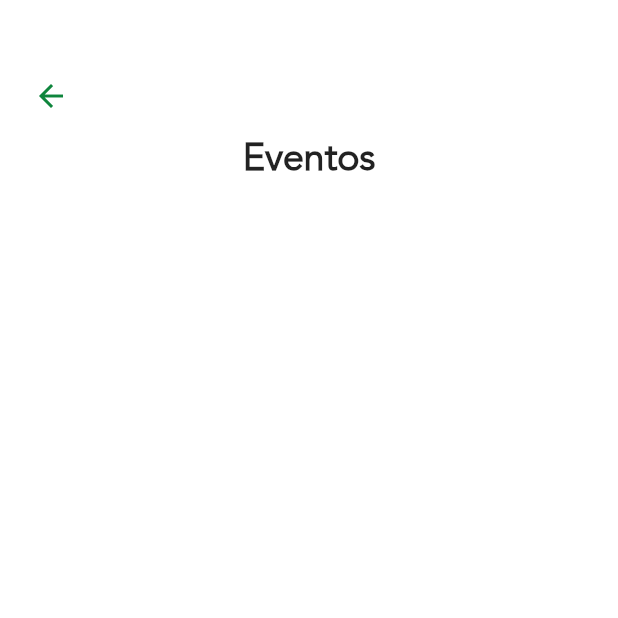
After one commit to Lucasvor/colaboreapp, a Flutter app: the EventoViewForm screen opened directly, on a phone screen of 412 x 824 dp, the top half of it. The commit adds this screen. Run offline on Flutter 3.47's test engine with Material 2 defaults, Android fonts, the phone set to English and light mode, and no system bars; drawn by our look-alikes of auto_size_text; our stand-ins replace bloc, cached_network_image, carousel_slider, cloud_firestore, date_format, equatable and 9 more; missing offline and left inert: cpf_cnpj_validator; accounts and stored records are empty; generated files the repository leaves out were written again.

Commit message:
eventoView inicio

```diff
--- a/lib/Screens/Eventos/evento.dart
+++ b/lib/Screens/Eventos/evento.dart
@@ -4,6 +4,8 @@ import 'package:colaboreapp/constants.dart';
 import 'package:flutter/material.dart';
 import 'package:flutter/services.dart';
 import 'package:flutter_svg/svg.dart';
+
+import 'eventoView.dart';
 
 class EventoForm extends StatefulWidget {
   final List<Evento> eventos;
@@ -93,6 +95,15 @@ class _EventoFormState extends State<EventoForm> {
                                     borderRadius: BorderRadius.all(
                                       Radius.circular(10),
                                     ),
+                                    child: FlatButton(
+                                      onPressed: () {
+                                        Navigator.push(
+                                          context,
+                                          MaterialPageRoute(
+                                            builder: (_) => EventoViewForm(),
+                                          ),
+                                        );
+                                      },
                                       child: Column(
                                         mainAxisAlignment:
                                             MainAxisAlignment.center,
@@ -113,7 +124,8 @@ class _EventoFormState extends State<EventoForm> {
                                             child: Column(
                                               children: <Widget>[
                                                 Text(
-                                                widget.eventos[index].ong ?? "",
+                                                  widget.eventos[index].ong ??
+                                                      "",
                                                   textAlign: TextAlign.center,
                                                   style: TextStyle(
                                                     color: Colors.white,
@@ -138,6 +150,7 @@ class _EventoFormState extends State<EventoForm> {
                                         ],
                                       ),
                                     ),
+                                  ),
                                   // child: Text(
                                   //   '${widget.eventos[index].mensagem} da ong: ${widget.eventos[index].ong}',
                                   //   textAlign: TextAlign.center,
--- /dev/null
+++ b/lib/Screens/Eventos/eventoView.dart
@@ -0,0 +1,62 @@
+import 'package:auto_size_text/auto_size_text.dart';
+import 'package:colaboreapp/Model/evento.dart';
+import 'package:colaboreapp/constants.dart';
+import 'package:flutter/material.dart';
+import 'package:flutter/services.dart';
+import 'package:flutter_svg/svg.dart';
+
+class EventoViewForm extends StatefulWidget {
+  final List<Evento> eventos;
+
+  const EventoViewForm({Key key, this.eventos}) : super(key: key);
+
+  @override
+  _EventoViewFormState createState() => _EventoViewFormState();
+}
+
+class _EventoViewFormState extends State<EventoViewForm> {
+  @override
+  Widget build(BuildContext context) {
+    Size size = MediaQuery.of(context).size;
+    SystemChrome.setPreferredOrientations([
+      DeviceOrientation.portraitUp,
+      DeviceOrientation.portraitDown,
+    ]);
+    return Scaffold(
+      body: Padding(
+        padding: EdgeInsets.symmetric(vertical: 40, horizontal: 10),
+        child: Column(
+          children: <Widget>[
+            Row(
+              mainAxisAlignment: MainAxisAlignment.start,
+              mainAxisSize: MainAxisSize.max,
+              crossAxisAlignment: CrossAxisAlignment.center,
+              children: <Widget>[
+                IconButton(
+                  onPressed: () {
+                    Navigator.of(context).pop();
+                  },
+                  icon: Icon(
+                    Icons.arrow_back,
+                    color: kPrimaryColorGreen,
+                  ),
+                ),
+              ],
+            ),
+            FittedBox(
+              fit: BoxFit.cover,
+              child: AutoSizeText(
+                'Eventos',
+                textAlign: TextAlign.center,
+                minFontSize: 25,
+                maxFontSize: 30,
+                style: TextStyle(
+                    fontWeight: FontWeight.bold, fontFamily: 'Avenir'),
+              ),
+            ),
+          ],
+        ),
+      ),
+    );
+  }
+}
```
Lines whose indentation alone changed are shown as unchanged.
